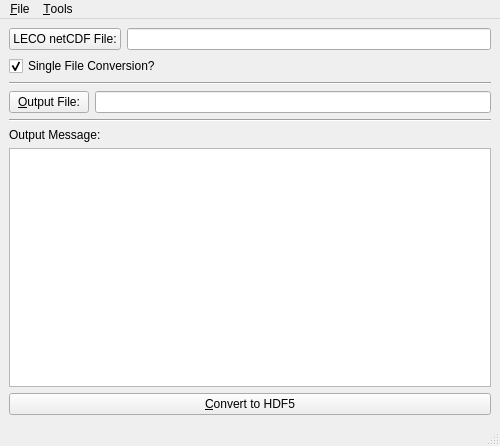
mfitzp/toolz, file GCAlign/LECO2HDF5/main.ui: the form before one commit.
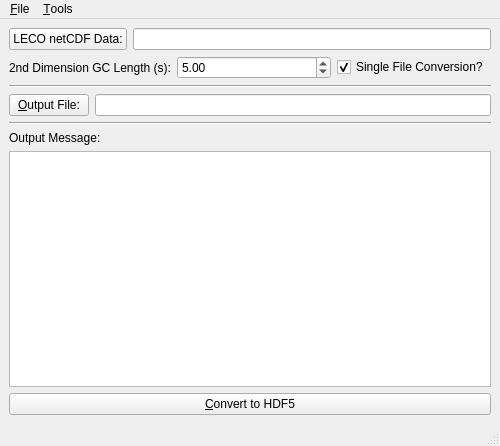
The form after the commit. Icons and pictures are not drawn.

The edit to the form file:
```diff
--- a/GCAlign/LECO2HDF5/main.ui
+++ b/GCAlign/LECO2HDF5/main.ui
@@ -22,7 +22,7 @@
       <item>
        <widget class="QPushButton" name="selLECODataBtn" >
         <property name="text" >
-         <string>LECO netCDF File:</string>
+         <string>LECO netCDF Data:</string>
         </property>
        </widget>
       </item>
@@ -33,6 +33,26 @@
     </item>
     <item>
      <layout class="QHBoxLayout" >
+      <item>
+       <widget class="QLabel" name="label" >
+        <property name="text" >
+         <string>2nd Dimension GC Length (s):</string>
+        </property>
+       </widget>
+      </item>
+      <item>
+       <widget class="QDoubleSpinBox" name="GC2TimeSB" >
+        <property name="maximum" >
+         <double>1000.000000000000000</double>
+        </property>
+        <property name="singleStep" >
+         <double>0.500000000000000</double>
+        </property>
+        <property name="value" >
+         <double>5.000000000000000</double>
+        </property>
+       </widget>
+      </item>
       <item>
        <widget class="QCheckBox" name="singleFileCB" >
         <property name="text" >
```
